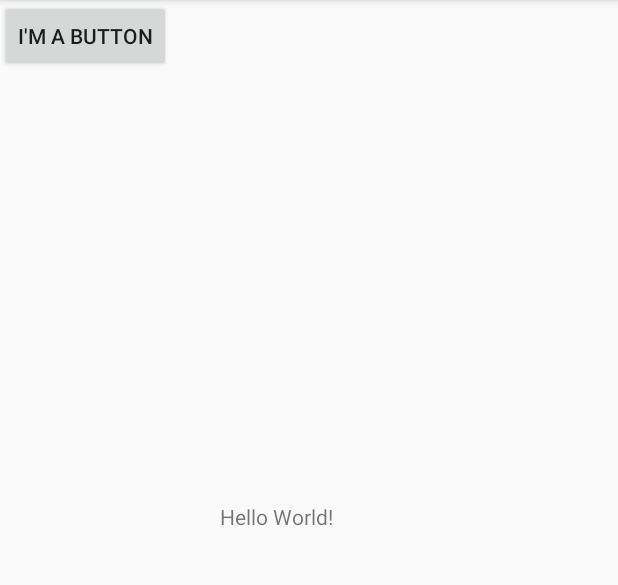
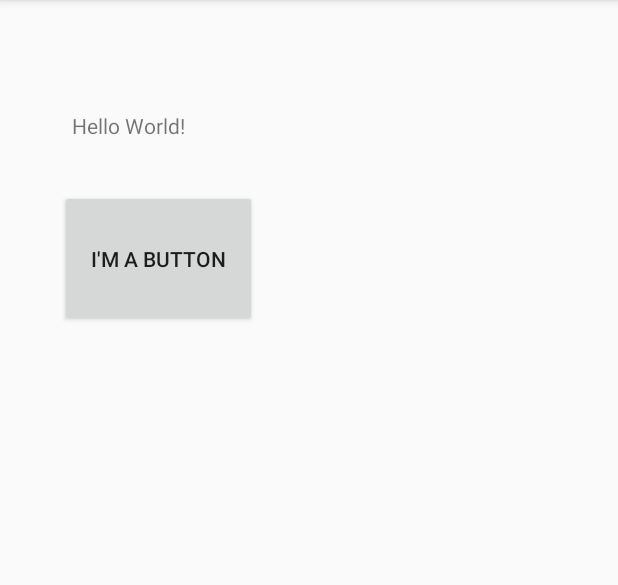
Before and after one commit to Caryourday96/CST2335, an Android app: the screen it shows after launch (StartActivity), on a phone screen of 412 x 824 dp, the part 84-669 px from its top. Run offline under Robolectric (Android 15) with nearby library versions, the phone set to English and light mode, and no system bars.

Commit message:
Initial Commit

```diff
--- a/app/src/main/res/layout/activity_start.xml
+++ b/app/src/main/res/layout/activity_start.xml
@@ -14,15 +14,22 @@
         app:layout_constraintLeft_toLeftOf="parent"
         app:layout_constraintRight_toRightOf="parent"
         app:layout_constraintTop_toTopOf="parent"
-        app:layout_constraintHorizontal_bias="0.457"
-        app:layout_constraintVertical_bias="0.454" />
+        app:layout_constraintHorizontal_bias="0.15"
+        app:layout_constraintVertical_bias="0.1"
+        android:id="@+id/textView" />
 
     <Button
         android:id="@+id/button"
-        android:layout_width="wrap_content"
-        android:layout_height="wrap_content"
+        android:layout_width="131dp"
+        android:layout_height="91dp"
         android:text="@string/ButtonText"
-        tools:layout_editor_absoluteX="124dp"
-        tools:layout_editor_absoluteY="268dp" />
+        app:layout_constraintVertical_bias="0.2"
+        app:layout_constraintHorizontal_bias="0.2"
+        tools:layout_constraintTop_creator="1"
+        android:layout_marginStart="40dp"
+        android:layout_marginTop="21dp"
+        app:layout_constraintTop_toBottomOf="@+id/textView"
+        tools:layout_constraintLeft_creator="1"
+        app:layout_constraintLeft_toLeftOf="parent" />
 
 </android.support.constraint.ConstraintLayout>
```
